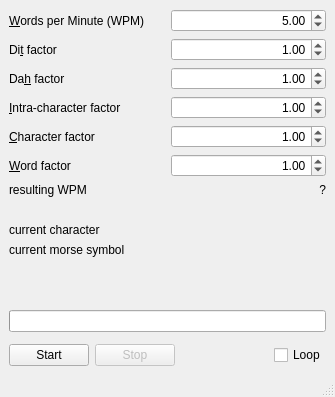
Old version of the form test_morse/mainwindow.ui in the repository radi8/Morse.
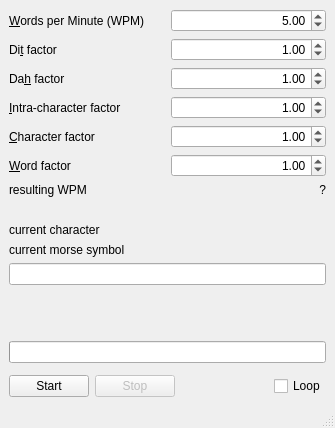
New version of the form. Custom widgets are drawn as their Qt base class.

Commit message: test_morse: allow input of text

```diff
--- a/test_morse/mainwindow.ui
+++ b/test_morse/mainwindow.ui
@@ -7,7 +7,7 @@
     <x>0</x>
     <y>0</y>
     <width>335</width>
-    <height>397</height>
+    <height>428</height>
    </rect>
   </property>
   <property name="windowTitle">
@@ -293,6 +293,9 @@
       </item>
      </layout>
     </item>
+    <item>
+     <widget class="QLineEdit" name="textEdit"/>
+    </item>
     <item>
      <spacer name="verticalSpacer">
       <property name="orientation">
```
Left out of the diff: 2 changed lines with no effect on the pictures. The commit also changes 1 other file.
